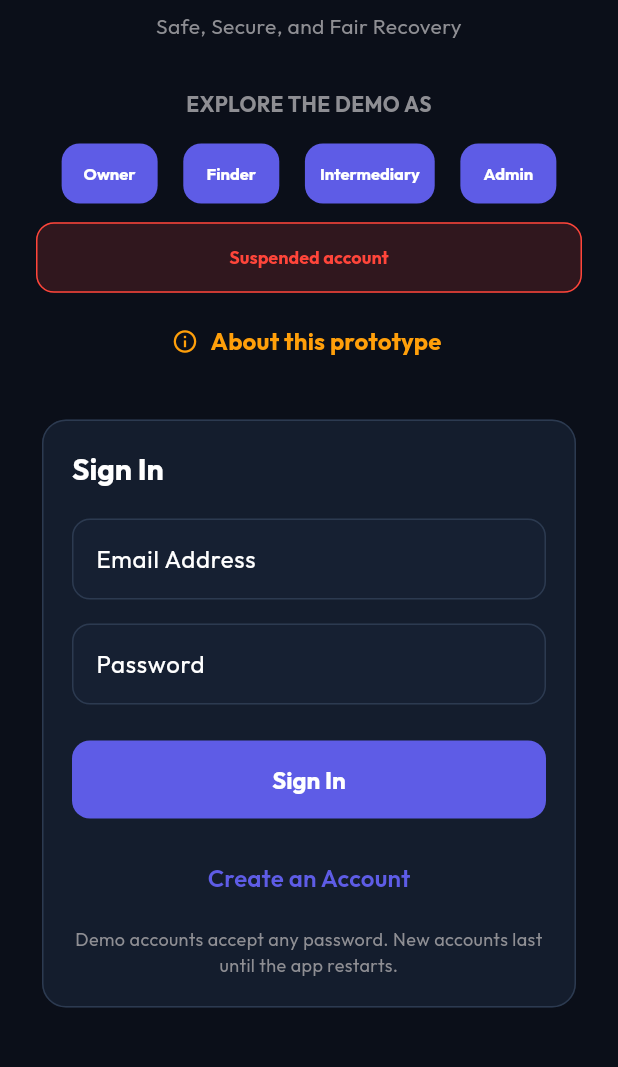
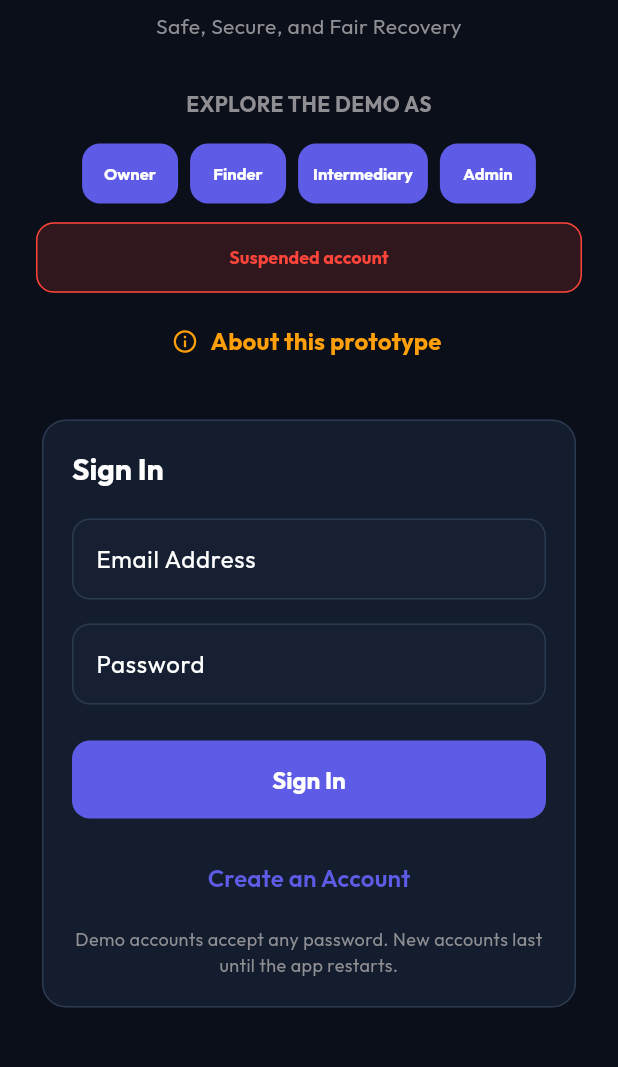
Before and after one commit to romeoayofe25-collab/uk-national-lost-item, a Flutter app: the screen it shows after launch, on a phone screen of 412 x 824 dp, the part 161-1228 px from its top. Run offline on Flutter 3.47's test engine with Material 3 defaults, Android fonts, the phone set to English and light mode, and no system bars; our stand-ins replace go_router, google_fonts; accounts and stored records are empty.

Commit message:
feat(ux): fit wide screens and keep the ribbon clear of controls
- Wider than a phone: the app sits in a 430-pixel column in the middle
  of the window, and the PROTOTYPE ribbon moves to the window corner.
- Phone browsers have no status bar, so a status-bar-height gap is left
  above the app bar to keep the ribbon off its buttons.
- The sign-in role buttons wrap instead of overflowing on narrow screens.

Co-Authored-By: Claude Opus 5.5 <noreply@anthropic.com>

```diff
--- a/lib/features/auth/login_screen.dart
+++ b/lib/features/auth/login_screen.dart
@@ -126,8 +126,10 @@ class _LoginScreenState extends State<LoginScreen> {
                   textAlign: TextAlign.center,
                 ),
                 const SizedBox(height: 12.0),
-                Row(
-                  mainAxisAlignment: MainAxisAlignment.spaceEvenly,
+                Wrap(
+                  alignment: WrapAlignment.center,
+                  spacing: 8,
+                  runSpacing: 8,
                   children: [
                     _roleButton('Owner', 'owner@test.com'),
                     _roleButton('Finder', 'finder@test.com'),
--- a/lib/main.dart
+++ b/lib/main.dart
@@ -1,3 +1,4 @@
+import 'package:flutter/foundation.dart' show kIsWeb;
 import 'package:flutter/material.dart';
 import 'package:provider/provider.dart';
 import 'package:go_router/go_router.dart';
@@ -282,11 +283,31 @@ class _MyAppState extends State<MyApp> {
         theme: AppTheme.darkTheme,
         routerConfig: _router,
         debugShowCheckedModeBanner: false,
-        builder: (context, child) => Stack(
-          children: [
-            child ?? const SizedBox.shrink(),
-            // App-wide marker. IgnorePointer lets every tap reach the app below.
-            const Positioned.fill(
+        builder: (context, child) =>
+            _PhoneFrame(child: child ?? const SizedBox.shrink()),
+      ),
+    );
+  }
+}
+
+/// Fits the app to the window and adds the app-wide PROTOTYPE ribbon.
+///
+/// - Wider than a phone (the web demo on a desktop): the app sits in a
+///   phone-width column in the middle of the window, and the ribbon goes in
+///   the window's corner, clear of the app.
+/// - Phone width: the ribbon sits in the app's top corner. Phones show it over
+///   the status bar; phone browsers have none, so a status-bar-height gap is
+///   left above the app bar to keep the ribbon off its buttons.
+class _PhoneFrame extends StatelessWidget {
+  const _PhoneFrame({required this.child});
+
+  static const double phoneWidth = 430;
+  static const double webTopInset = 32;
+
+  final Widget child;
+
+  // IgnorePointer lets every tap reach the app below the ribbon.
+  static const Widget _ribbon = Positioned.fill(
     child: IgnorePointer(
       child: Banner(
         message: 'PROTOTYPE',
@@ -301,10 +322,56 @@ class _MyAppState extends State<MyApp> {
         child: SizedBox.expand(),
       ),
     ),
+  );
+
+  @override
+  Widget build(BuildContext context) {
+    final media = MediaQuery.of(context);
+    return LayoutBuilder(
+      builder: (context, constraints) {
+        if (constraints.maxWidth <= phoneWidth) {
+          final needsInset = kIsWeb && media.padding.top < webTopInset;
+          return Stack(
+            children: [
+              needsInset
+                  ? MediaQuery(
+                      data: media.copyWith(
+                        padding: media.padding.copyWith(top: webTopInset),
                       ),
+                      child: child,
+                    )
+                  : child,
+              _ribbon,
             ],
+          );
+        }
+        return Stack(
+          children: [
+            ColoredBox(
+              color: const Color(0xFF05070D),
+              child: Center(
+                child: Container(
+                  width: phoneWidth,
+                  decoration: const BoxDecoration(
+                    border: Border.symmetric(
+                      vertical: BorderSide(color: AppColors.border),
                     ),
                   ),
+                  child: ClipRect(
+                    child: MediaQuery(
+                      data: media.copyWith(
+                        size: Size(phoneWidth, media.size.height),
+                      ),
+                      child: child,
+                    ),
+                  ),
+                ),
+              ),
+            ),
+            _ribbon,
+          ],
+        );
+      },
     );
   }
 }
```
Lines whose indentation alone changed are shown as unchanged.
